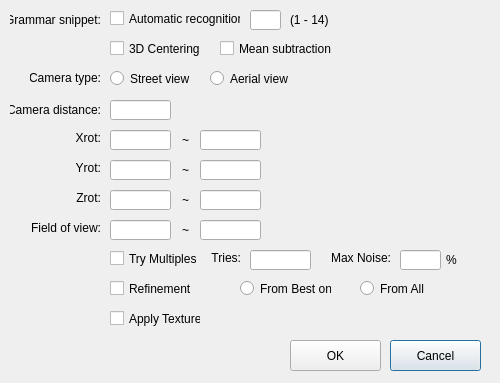
gnishida/BuildingMassEstimationCNN, file BuildingMassEstimationCNN/ParameterEstimationDialog.ui: the form before one commit.
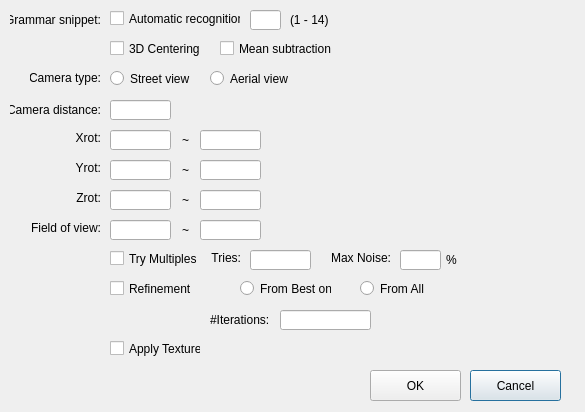
The form after the commit.

What changed in the file:
```diff
--- a/BuildingMassEstimationCNN/ParameterEstimationDialog.ui
+++ b/BuildingMassEstimationCNN/ParameterEstimationDialog.ui
@@ -6,8 +6,8 @@
    <rect>
     <x>0</x>
     <y>0</y>
-    <width>500</width>
-    <height>383</height>
+    <width>585</width>
+    <height>412</height>
    </rect>
   </property>
   <property name="windowTitle">
@@ -198,8 +198,8 @@
   <widget class="QPushButton" name="pushButtonCancel">
    <property name="geometry">
     <rect>
-     <x>390</x>
-     <y>340</y>
+     <x>470</x>
+     <y>370</y>
      <width>91</width>
      <height>31</height>
     </rect>
@@ -211,8 +211,8 @@
   <widget class="QPushButton" name="pushButtonOK">
    <property name="geometry">
     <rect>
-     <x>290</x>
-     <y>340</y>
+     <x>370</x>
+     <y>370</y>
      <width>91</width>
      <height>31</height>
     </rect>
@@ -335,7 +335,7 @@
    <property name="geometry">
     <rect>
      <x>110</x>
-     <y>310</y>
+     <y>340</y>
      <width>91</width>
      <height>17</height>
     </rect>
@@ -529,6 +529,29 @@
     <set>Qt::AlignRight|Qt::AlignTrailing|Qt::AlignVCenter</set>
    </property>
   </widget>
+  <widget class="QLineEdit" name="lineEditIterations">
+   <property name="geometry">
+    <rect>
+     <x>280</x>
+     <y>310</y>
+     <width>91</width>
+     <height>20</height>
+    </rect>
+   </property>
+  </widget>
+  <widget class="QLabel" name="label">
+   <property name="geometry">
+    <rect>
+     <x>210</x>
+     <y>310</y>
+     <width>71</width>
+     <height>20</height>
+    </rect>
+   </property>
+   <property name="text">
+    <string>#Iterations:</string>
+   </property>
+  </widget>
  </widget>
  <layoutdefault spacing="6" margin="11"/>
  <tabstops>
```
